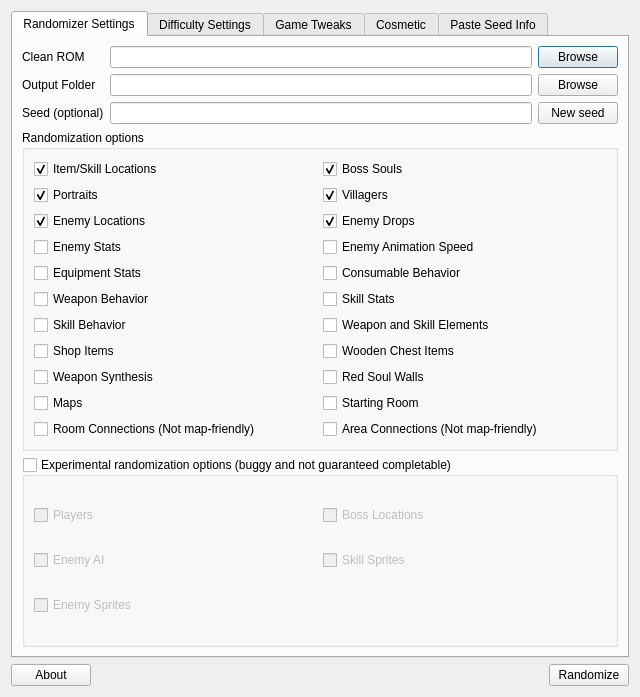
Before: the Qt Designer form randomizer.ui in LagoLunatic/dsvrandom, drawn with Qt 5.
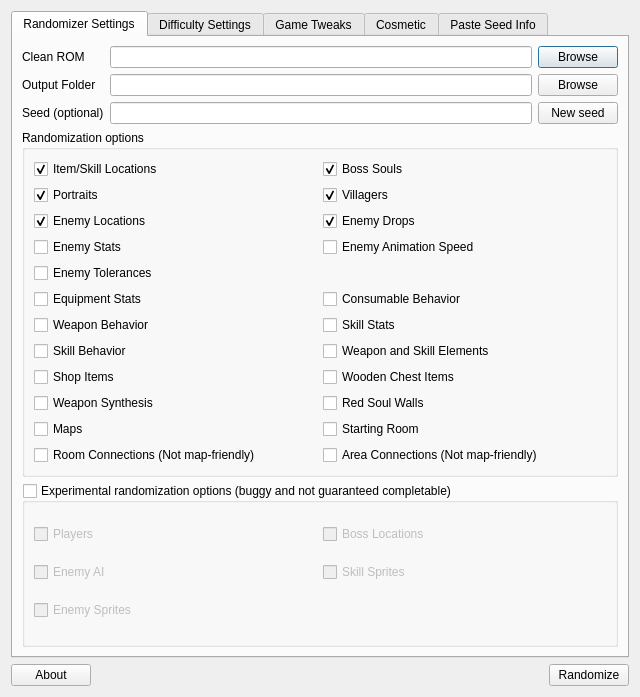
After: the same form once the commit is applied. Icons and pictures are not drawn.

Commit message: Split enemy tolerances into separate option from enemy stats

Diff of the .ui file:
```diff
--- a/randomizer.ui
+++ b/randomizer.ui
@@ -203,6 +203,20 @@
             </item>
            </layout>
           </item>
+          <item>
+           <layout class="QHBoxLayout" name="horizontalLayout_20">
+            <item>
+             <widget class="QCheckBox" name="randomize_enemy_tolerances">
+              <property name="toolTip">
+               <string>Randomizes enemy elemental weaknesses and resistances.</string>
+              </property>
+              <property name="text">
+               <string>Enemy Tolerances</string>
+              </property>
+             </widget>
+            </item>
+           </layout>
+          </item>
           <item>
            <layout class="QHBoxLayout" name="horizontalLayout_11">
             <item>
```
Left out of the diff: 7 changed lines with no effect on the pictures. The commit also changes 3 other files.
